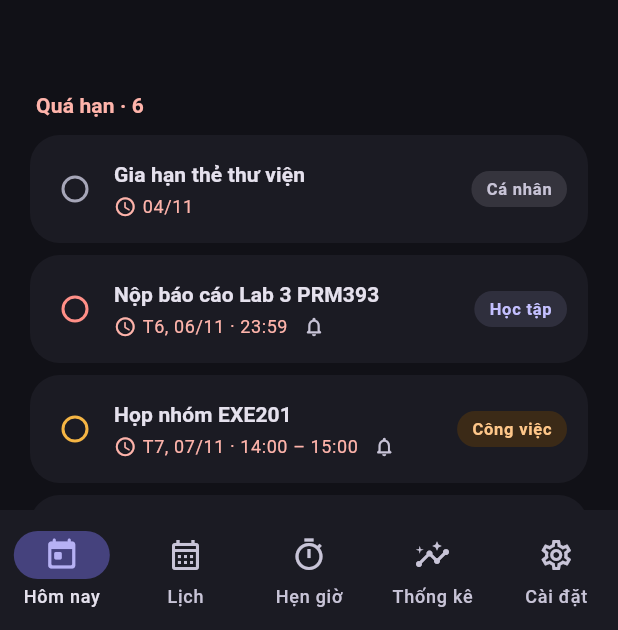
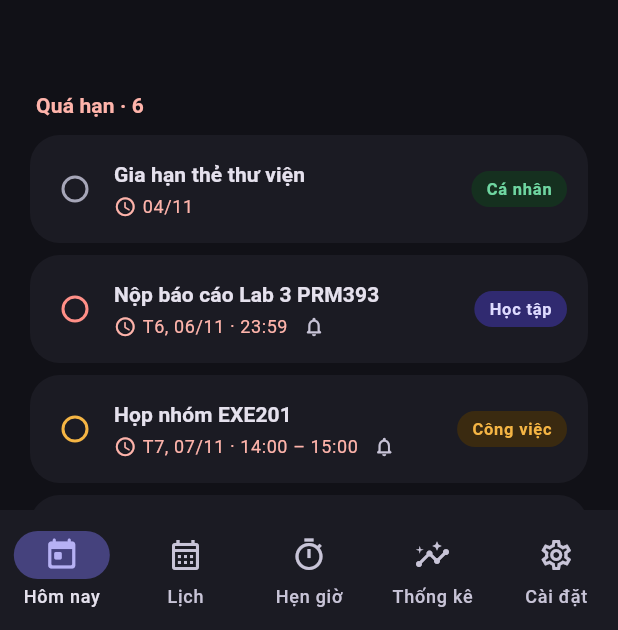
Before and after one commit to CongMinh204/personalApp, a Flutter app: the screen it shows after launch, after a tap on the "dark mode" icon, on a phone screen of 412 x 824 dp, the part 606-1236 px from its top. Run offline on Flutter 3.47's test engine with Material 3 defaults, Android fonts, the phone set to English and light mode, and no system bars.

Commit message:
Chuyển màn Hôm nay từ enum TaskTag sang Tag
TodayScreen nhận danh sách nhãn (tags), lọc theo tagId; TaskTile hiện
badge theo tông màu nhãn; thêm nhanh chọn nhãn từ danh sách và tạo id
bằng newId(). Màu badge lấy từ TaskColors.tag(TagColor) theo mockup.
Xóa lib/models/task.dart và lib/data/sample_tasks.dart cũ; test cũ giữ
nguyên các assert.

Co-Authored-By: Claude Opus 5.5 <noreply@anthropic.com>

```diff
--- a/lib/data/sample_tasks.dart
+++ /dev/null
@@ -1,89 +0,0 @@
-import '../models/task.dart';
-
-/// Dữ liệu mẫu, tính theo ngày của [now].
-List<Task> sampleTasks(DateTime now) {
-  DateTime day(int offset, [int hour = 0, int minute = 0]) =>
-      DateTime(now.year, now.month, now.day + offset, hour, minute);
-
-  return [
-    // Quá hạn
-    Task(
-      id: 'lab3',
-      title: 'Nộp báo cáo Lab 3 PRM393',
-      tag: TaskTag.study,
-      due: day(-1, 23, 59),
-      hasTime: true,
-      priority: Priority.high,
-      reminder: true,
-    ),
-    Task(
-      id: 'library-card',
-      title: 'Gia hạn thẻ thư viện',
-      tag: TaskTag.personal,
-      due: day(-3),
-      priority: Priority.low,
-    ),
-
-    // Hôm nay
-    Task(
-      id: 'exe201',
-      title: 'Họp nhóm EXE201',
-      tag: TaskTag.work,
-      due: day(0, 14),
-      end: day(0, 15),
-      hasTime: true,
-      priority: Priority.medium,
-      reminder: true,
-    ),
-    Task(
-      id: 'pe-flutter',
-      title: 'Ôn tập PE Flutter (form validate)',
-      tag: TaskTag.study,
-      due: day(0, 19, 30),
-      end: day(0, 21),
-      hasTime: true,
-      priority: Priority.high,
-      subtasksDone: 1,
-      subtasksTotal: 3,
-      reminder: true,
-    ),
-    Task(
-      id: 'running',
-      title: 'Chạy bộ 30 phút',
-      tag: TaskTag.health,
-      due: day(0, 6),
-      hasTime: true,
-      priority: Priority.low,
-      done: true,
-      repeat: true,
-    ),
-    Task(
-      id: 'groceries',
-      title: 'Mua sữa và trứng',
-      tag: TaskTag.personal,
-      due: day(0),
-      priority: Priority.low,
-      done: true,
-    ),
-
-    // Sắp tới
-    Task(
-      id: 'midterm',
-      title: 'Thi giữa kỳ PRM393',
-      tag: TaskTag.study,
-      due: day(2, 8),
-      hasTime: true,
-      priority: Priority.high,
-      reminder: true,
-    ),
-    Task(
-      id: 'mom-birthday',
-      title: 'Sinh nhật mẹ',
-      tag: TaskTag.personal,
-      due: day(5),
-      priority: Priority.medium,
-      reminder: true,
-      repeat: true,
-    ),
-  ];
-}
--- a/lib/features/today/task_groups.dart
+++ b/lib/features/today/task_groups.dart
@@ -1,4 +1,4 @@
-import '../../models/task.dart';
+import '../../data/models/task.dart';
 import '../../utils/vi_date.dart';
 
 class TaskGroups {
--- a/lib/features/today/today_screen.dart
+++ b/lib/features/today/today_screen.dart
@@ -1,6 +1,7 @@
 import 'package:flutter/material.dart';
 
-import '../../models/task.dart';
+import '../../data/models/tag.dart';
+import '../../data/models/task.dart';
 import '../../utils/vi_date.dart';
 import 'task_groups.dart';
 import 'widgets/empty_state.dart';
@@ -12,11 +13,15 @@ class TodayScreen extends StatefulWidget {
   const TodayScreen({
     super.key,
     required this.initialTasks,
+    this.tags = const [],
     this.clock = DateTime.now,
     this.onToggleTheme,
   });
 
   final List<Task> initialTasks;
+
+  /// Nhãn để lọc, hiện badge và chọn khi thêm nhanh.
+  final List<Tag> tags;
 
   /// Nguồn thời gian hiện tại; thay bằng giờ cố định khi test.
   final DateTime Function() clock;
@@ -30,7 +35,7 @@ class _TodayScreenState extends State<TodayScreen> {
   // Messenger riêng để SnackBar hiện trong Scaffold này và đẩy FAB lên.
   final _messengerKey = GlobalKey<ScaffoldMessengerState>();
   late final List<Task> _tasks = List.of(widget.initialTasks);
-  TaskTag? _filter;
+  String? _filterTagId;
 
   void _toggleDone(Task task) {
     final index = _tasks.indexWhere((t) => t.id == task.id);
@@ -59,7 +64,11 @@ class _TodayScreenState extends State<TodayScreen> {
   }
 
   Future<void> _openQuickAdd() async {
-    final task = await showQuickAddSheet(context, now: widget.clock());
+    final task = await showQuickAddSheet(
+      context,
+      now: widget.clock(),
+      tags: widget.tags,
+    );
     if (task == null || !mounted) return;
     setState(() => _tasks.add(task));
   }
@@ -75,11 +84,12 @@ class _TodayScreenState extends State<TodayScreen> {
   @override
   Widget build(BuildContext context) {
     final now = widget.clock();
+    final tagById = {for (final tag in widget.tags) tag.id: tag};
     final all = groupTasks(_tasks, now);
-    final filter = _filter;
+    final filter = tagById[_filterTagId];
     final groups = filter == null
         ? all
-        : groupTasks(_tasks.where((t) => t.tag == filter).toList(), now);
+        : groupTasks(_tasks.where((t) => t.tagId == filter.id).toList(), now);
     final scheme = Theme.of(context).colorScheme;
 
     return ScaffoldMessenger(
@@ -105,8 +115,9 @@ class _TodayScreenState extends State<TodayScreen> {
               ),
               SliverToBoxAdapter(
                 child: _TagFilter(
-                  selected: filter,
-                  onSelected: (tag) => setState(() => _filter = tag),
+                  tags: widget.tags,
+                  selected: filter?.id,
+                  onSelected: (id) => setState(() => _filterTagId = id),
                 ),
               ),
               SliverPadding(
@@ -128,6 +139,7 @@ class _TodayScreenState extends State<TodayScreen> {
                   title: 'Quá hạn · ${groups.overdue.length}',
                   color: scheme.error,
                   tasks: groups.overdue,
+                  tagById: tagById,
                   now: now,
                   overdue: true,
                 ),
@@ -135,10 +147,16 @@ class _TodayScreenState extends State<TodayScreen> {
                 ..._section(
                   title: 'Hôm nay · ${groups.today.length}',
                   tasks: groups.today,
+                  tagById: tagById,
                   now: now,
                 ),
               if (groups.upcoming.isNotEmpty)
-                ..._section(title: 'Sắp tới', tasks: groups.upcoming, now: now),
+                ..._section(
+                  title: 'Sắp tới',
+                  tasks: groups.upcoming,
+                  tagById: tagById,
+                  now: now,
+                ),
               if (filter != null &&
                   groups.overdue.isEmpty &&
                   groups.today.isEmpty &&
@@ -147,7 +165,7 @@ class _TodayScreenState extends State<TodayScreen> {
                   padding: const EdgeInsets.fromLTRB(20, 32, 20, 0),
                   sliver: SliverToBoxAdapter(
                     child: Text(
-                      'Chưa có việc nào với nhãn "${filter.label}"',
+                      'Chưa có việc nào với nhãn "${filter.name}"',
                       textAlign: TextAlign.center,
                       style: TextStyle(color: scheme.onSurfaceVariant),
                     ),
@@ -164,6 +182,7 @@ class _TodayScreenState extends State<TodayScreen> {
   List<Widget> _section({
     required String title,
     required List<Task> tasks,
+    required Map<String, Tag> tagById,
     required DateTime now,
     Color? color,
     bool overdue = false,
@@ -186,6 +205,7 @@ class _TodayScreenState extends State<TodayScreen> {
               onDismissed: (_) => _delete(task),
               child: TaskTile(
                 task: task,
+                tag: tagById[task.tagId],
                 now: now,
                 overdue: overdue,
                 onToggle: () => _toggleDone(task),
@@ -274,14 +294,21 @@ class _Header extends StatelessWidget {
 }
 
 class _TagFilter extends StatelessWidget {
-  const _TagFilter({required this.selected, required this.onSelected});
+  const _TagFilter({
+    required this.tags,
+    required this.selected,
+    required this.onSelected,
+  });
 
-  final TaskTag? selected;
-  final ValueChanged<TaskTag?> onSelected;
+  final List<Tag> tags;
+
+  /// Id nhãn đang lọc; `null` = Tất cả.
+  final String? selected;
+  final ValueChanged<String?> onSelected;
 
   @override
   Widget build(BuildContext context) {
-    final options = <TaskTag?>[null, ...TaskTag.values];
+    final options = <Tag?>[null, ...tags];
     return SizedBox(
       height: 40,
       child: ListView.separated(
@@ -292,9 +319,9 @@ class _TagFilter extends StatelessWidget {
         itemBuilder: (context, index) {
           final tag = options[index];
           return ChoiceChip(
-            label: Text(tag?.label ?? 'Tất cả'),
-            selected: selected == tag,
-            onSelected: (_) => onSelected(tag),
+            label: Text(tag?.name ?? 'Tất cả'),
+            selected: selected == tag?.id,
+            onSelected: (_) => onSelected(tag?.id),
           );
         },
       ),
--- a/lib/features/today/widgets/progress_card.dart
+++ b/lib/features/today/widgets/progress_card.dart
@@ -1,6 +1,6 @@
 import 'package:flutter/material.dart';
 
-import '../../../models/task.dart';
+import '../../../data/models/task.dart';
 import '../../../theme/app_theme.dart';
 import '../../../utils/vi_date.dart';
 
--- a/lib/features/today/widgets/quick_add_sheet.dart
+++ b/lib/features/today/widgets/quick_add_sheet.dart
@@ -1,22 +1,29 @@
 import 'package:flutter/material.dart';
 
-import '../../../models/task.dart';
+import '../../../data/ids.dart';
+import '../../../data/models/tag.dart';
+import '../../../data/models/task.dart';
 
 /// Mở sheet thêm nhanh; trả về [Task] mới (hạn hôm nay) hoặc `null` nếu hủy.
-Future<Task?> showQuickAddSheet(BuildContext context, {required DateTime now}) {
+Future<Task?> showQuickAddSheet(
+  BuildContext context, {
+  required DateTime now,
+  required List<Tag> tags,
+}) {
   return showModalBottomSheet<Task>(
     context: context,
     isScrollControlled: true,
     showDragHandle: true,
     useSafeArea: true,
-    builder: (context) => QuickAddSheet(now: now),
+    builder: (context) => QuickAddSheet(now: now, tags: tags),
   );
 }
 
 class QuickAddSheet extends StatefulWidget {
-  const QuickAddSheet({super.key, required this.now});
+  const QuickAddSheet({super.key, required this.now, required this.tags});
 
   final DateTime now;
+  final List<Tag> tags;
 
   @override
   State<QuickAddSheet> createState() => _QuickAddSheetState();
@@ -25,7 +32,7 @@ class QuickAddSheet extends StatefulWidget {
 class _QuickAddSheetState extends State<QuickAddSheet> {
   final _formKey = GlobalKey<FormState>();
   final _titleController = TextEditingController();
-  TaskTag _tag = TaskTag.personal;
+  String? _tagId;
   Priority _priority = Priority.medium;
   TimeOfDay? _time;
 
@@ -50,9 +57,9 @@ class _QuickAddSheetState extends State<QuickAddSheet> {
     final now = widget.now;
     final time = _time;
     final task = Task(
-      id: 'task-${DateTime.now().microsecondsSinceEpoch}',
+      id: newId(),
       title: _titleController.text.trim(),
-      tag: _tag,
+      tagId: _tagId,
       due: DateTime(
         now.year,
         now.month,
@@ -62,6 +69,7 @@ class _QuickAddSheetState extends State<QuickAddSheet> {
       ),
       hasTime: time != null,
       priority: _priority,
+      createdAt: now,
     );
     Navigator.of(context).pop(task);
   }
@@ -105,6 +113,7 @@ class _QuickAddSheetState extends State<QuickAddSheet> {
                   : null,
               onFieldSubmitted: (_) => _save(),
             ),
+            if (widget.tags.isNotEmpty) ...[
               const SizedBox(height: 16),
               Text('Nhãn', style: sectionStyle),
               const SizedBox(height: 8),
@@ -112,14 +121,16 @@ class _QuickAddSheetState extends State<QuickAddSheet> {
                 spacing: 8,
                 runSpacing: 8,
                 children: [
-                for (final tag in TaskTag.values)
+                  for (final tag in widget.tags)
                     ChoiceChip(
-                    label: Text(tag.label),
-                    selected: _tag == tag,
-                    onSelected: (_) => setState(() => _tag = tag),
+                      label: Text(tag.name),
+                      selected: _tagId == tag.id,
+                      onSelected: (selected) =>
+                          setState(() => _tagId = selected ? tag.id : null),
                     ),
                 ],
               ),
+            ],
             const SizedBox(height: 16),
             Text('Ưu tiên', style: sectionStyle),
             const SizedBox(height: 8),
--- a/lib/features/today/widgets/task_tile.dart
+++ b/lib/features/today/widgets/task_tile.dart
@@ -1,6 +1,7 @@
 import 'package:flutter/material.dart';
 
-import '../../../models/task.dart';
+import '../../../data/models/tag.dart';
+import '../../../data/models/task.dart';
 import '../../../theme/app_theme.dart';
 import '../../../utils/vi_date.dart';
 
@@ -8,12 +9,16 @@ class TaskTile extends StatelessWidget {
   const TaskTile({
     super.key,
     required this.task,
+    this.tag,
     required this.now,
     required this.onToggle,
     this.overdue = false,
   });
 
   final Task task;
+
+  /// Nhãn của việc; `null` = Không nhãn (không hiện badge).
+  final Tag? tag;
   final DateTime now;
   final VoidCallback onToggle;
   final bool overdue;
@@ -25,7 +30,7 @@ class TaskTile extends StatelessWidget {
     final colors = TaskColors.of(context);
     final muted = scheme.onSurfaceVariant;
     final priorityColor = colors.priority(task.priority);
-    final (tagBackground, tagForeground) = colors.tag(task.tag, scheme);
+    final tag = this.tag;
 
     return Card(
       child: Padding(
@@ -75,42 +80,51 @@ class TaskTile extends StatelessWidget {
                         label: taskTimeLabel(task, now),
                         color: overdue ? scheme.error : muted,
                       ),
-                      if (task.subtasksTotal > 0)
+                      if (task.subtaskTotal > 0)
                         _Meta(
                           icon: Icons.checklist_rounded,
-                          label: '${task.subtasksDone}/${task.subtasksTotal}',
+                          label: '${task.subtaskDone}/${task.subtaskTotal}',
                           color: muted,
                         ),
-                      if (task.reminder)
+                      if (task.reminderMinutes != null)
                         Icon(
                           Icons.notifications_none_rounded,
                           size: 15,
                           color: muted,
                         ),
-                      if (task.repeat)
+                      if (task.repeatRule != RepeatRule.none)
                         Icon(Icons.repeat_rounded, size: 15, color: muted),
                     ],
                   ),
                 ],
               ),
             ),
-            const SizedBox(width: 8),
-            Container(
-              padding: const EdgeInsets.symmetric(horizontal: 10, vertical: 4),
-              decoration: BoxDecoration(
-                color: tagBackground,
-                borderRadius: BorderRadius.circular(999),
-              ),
-              child: Text(
-                task.tag.label,
-                style: theme.textTheme.labelSmall?.copyWith(
-                  color: tagForeground,
-                  fontWeight: FontWeight.w600,
-                ),
-              ),
-            ),
+            if (tag != null) ...[const SizedBox(width: 8), _TagBadge(tag: tag)],
           ],
         ),
+      ),
+    );
+  }
+}
+
+class _TagBadge extends StatelessWidget {
+  const _TagBadge({required this.tag});
+
+  final Tag tag;
+
+  @override
+  Widget build(BuildContext context) {
+    final (background, foreground) = TaskColors.of(context).tag(tag.color);
+    return Container(
+      padding: const EdgeInsets.symmetric(horizontal: 10, vertical: 4),
+      decoration: BoxDecoration(
+        color: background,
+        borderRadius: BorderRadius.circular(999),
+      ),
+      child: Text(
+        tag.name,
+        style: Theme.of(context).textTheme.labelSmall
+            ?.copyWith(color: foreground, fontWeight: FontWeight.w600),
       ),
     );
   }
--- a/lib/models/task.dart
+++ /dev/null
@@ -1,71 +0,0 @@
-enum Priority {
-  low('Thấp'),
-  medium('Trung bình'),
-  high('Cao');
-
-  const Priority(this.label);
-
-  final String label;
-}
-
-enum TaskTag {
-  study('Học tập'),
-  work('Công việc'),
-  personal('Cá nhân'),
-  health('Sức khỏe');
-
-  const TaskTag(this.label);
-
-  final String label;
-}
-
-class Task {
-  const Task({
-    required this.id,
-    required this.title,
-    required this.tag,
-    this.due,
-    this.end,
-    this.hasTime = false,
-    this.priority = Priority.medium,
-    this.done = false,
-    this.subtasksDone = 0,
-    this.subtasksTotal = 0,
-    this.reminder = false,
-    this.repeat = false,
-  });
-
-  final String id;
-  final String title;
-  final TaskTag tag;
-
-  /// Ngày (và giờ bắt đầu nếu [hasTime]) của việc. `null` = không có ngày.
-  final DateTime? due;
-
-  /// Giờ kết thúc, chỉ dùng khi [hasTime].
-  final DateTime? end;
-  final bool hasTime;
-  final Priority priority;
-  final bool done;
-  final int subtasksDone;
-  final int subtasksTotal;
-  final bool reminder;
-  final bool repeat;
-
-  Task copyWith({bool? done}) {
-    return Task(
-      id: id,
-      title: title,
-      tag: tag,
-      due: due,
-      end: end,
-      hasTime: hasTime,
-      priority: priority,
-      done: done ?? this.done,
-      subtasksDone: subtasksDone,
-      subtasksTotal: subtasksTotal,
-      reminder: reminder,
-      repeat: repeat,
-    );
-  }
-}
--- a/lib/screens/home_shell.dart
+++ b/lib/screens/home_shell.dart
@@ -1,6 +1,7 @@
 import 'package:flutter/material.dart';
 
-import '../data/sample_tasks.dart';
+import '../data/default_tags.dart';
+import '../data/fake/sample_data.dart';
 import '../features/today/today_screen.dart';
 
 class HomeShell extends StatefulWidget {
@@ -24,6 +25,7 @@ class _HomeShellState extends State<HomeShell> {
         children: [
           TodayScreen(
             initialTasks: _initialTasks,
+            tags: defaultTags,
             onToggleTheme: widget.onToggleTheme,
           ),
           const _ComingSoon(title: 'Lịch', icon: Icons.calendar_month_rounded),
--- a/lib/theme/app_theme.dart
+++ b/lib/theme/app_theme.dart
@@ -1,6 +1,7 @@
 import 'package:flutter/material.dart';
 
-import '../models/task.dart';
+import '../data/models/tag.dart';
+import '../data/models/task.dart';
 
 class AppTheme {
   AppTheme._();
@@ -88,49 +89,57 @@ class AppTheme {
   }
 }
 
-/// Màu riêng của app: màu ưu tiên và màu nền/chữ của nhãn.
+/// Màu riêng của app: màu ưu tiên, thẻ "Xong hết" và các tông màu nhãn.
 @immutable
 class TaskColors extends ThemeExtension<TaskColors> {
   const TaskColors({
     required this.high,
     required this.medium,
     required this.low,
-    required this.orange,
-    required this.onOrange,
     required this.green,
     required this.onGreen,
+    required this.tagTones,
   });
 
   final Color high;
   final Color medium;
   final Color low;
 
-  /// Cam nhạt (nền nhãn) và màu chữ đi kèm.
-  final Color orange;
-  final Color onOrange;
-
-  /// Xanh lá nhạt (nền nhãn, thẻ "Xong hết") và màu chữ đi kèm.
+  /// Xanh lá nhạt (thẻ "Xong hết") và màu chữ đi kèm.
   final Color green;
   final Color onGreen;
+
+  /// (nền, chữ) của từng tông màu nhãn. Tông cố định, không đổi theo màu nhấn.
+  final Map<TagColor, (Color, Color)> tagTones;
 
   static const light = TaskColors(
     high: Color(0xFFC2302B),
     medium: Color(0xFFA35A00),
     low: Color(0xFF5D5D70),
-    orange: Color(0xFFFFE9D2),
-    onOrange: Color(0xFF8A4500),
     green: Color(0xFFDDF4E3),
     onGreen: Color(0xFF1C6B36),
+    tagTones: {
+      TagColor.violet: (Color(0xFFE8E6FF), Color(0xFF2B2199)),
+      TagColor.orange: (Color(0xFFFFF1DB), Color(0xFFA35A00)),
+      TagColor.green: (Color(0xFFE1F4EA), Color(0xFF23774F)),
+      TagColor.red: (Color(0xFFFDE8E7), Color(0xFFC2302B)),
+      TagColor.grey: (Color(0xFFEEEDF7), Color(0xFF1A1A24)),
+    },
   );
 
   static const dark = TaskColors(
     high: Color(0xFFFF8F87),
     medium: Color(0xFFF5B544),
     low: Color(0xFFA6A6B8),
-    orange: Color(0xFF3B2A17),
-    onOrange: Color(0xFFFFC78A),
     green: Color(0xFF16301F),
     onGreen: Color(0xFF8FDCA6),
+    tagTones: {
+      TagColor.violet: (Color(0xFF302A70), Color(0xFFDEDBFF)),
+      TagColor.orange: (Color(0xFF3A2A10), Color(0xFFF5B544)),
+      TagColor.green: (Color(0xFF15301F), Color(0xFF6FD6A1)),
+      TagColor.red: (Color(0xFF3D1C1B), Color(0xFFFF8F87)),
+      TagColor.grey: (Color(0xFF25252F), Color(0xFFECECF4)),
+    },
   );
 
   static TaskColors of(BuildContext context) {
@@ -145,35 +154,25 @@ class TaskColors extends ThemeExtension<TaskColors> {
     Priority.low => low,
   };
 
-  /// (nền, chữ) của badge nhãn.
-  (Color, Color) tag(TaskTag tag, ColorScheme scheme) => switch (tag) {
-    TaskTag.study => (scheme.primary.withValues(alpha: 0.12), scheme.primary),
-    TaskTag.work => (orange, onOrange),
-    TaskTag.health => (green, onGreen),
-    TaskTag.personal => (
-      scheme.surfaceContainerHighest,
-      scheme.onSurfaceVariant,
-    ),
-  };
+  /// (nền, chữ) của badge nhãn có tông [color].
+  (Color, Color) tag(TagColor color) => tagTones[color]!;
 
   @override
   TaskColors copyWith({
     Color? high,
     Color? medium,
     Color? low,
-    Color? orange,
-    Color? onOrange,
     Color? green,
     Color? onGreen,
+    Map<TagColor, (Color, Color)>? tagTones,
   }) {
     return TaskColors(
       high: high ?? this.high,
       medium: medium ?? this.medium,
       low: low ?? this.low,
-      orange: orange ?? this.orange,
-      onOrange: onOrange ?? this.onOrange,
       green: green ?? this.green,
       onGreen: onGreen ?? this.onGreen,
+      tagTones: tagTones ?? this.tagTones,
     );
   }
 
@@ -184,10 +183,15 @@ class TaskColors extends ThemeExtension<TaskColors> {
       high: Color.lerp(high, other.high, t)!,
       medium: Color.lerp(medium, other.medium, t)!,
       low: Color.lerp(low, other.low, t)!,
-      orange: Color.lerp(orange, other.orange, t)!,
-      onOrange: Color.lerp(onOrange, other.onOrange, t)!,
       green: Color.lerp(green, other.green, t)!,
       onGreen: Color.lerp(onGreen, other.onGreen, t)!,
+      tagTones: {
+        for (final color in TagColor.values)
+          color: (
+            Color.lerp(tag(color).$1, other.tag(color).$1, t)!,
+            Color.lerp(tag(color).$2, other.tag(color).$2, t)!,
+          ),
+      },
     );
   }
 }
--- a/lib/utils/vi_date.dart
+++ b/lib/utils/vi_date.dart
@@ -1,4 +1,4 @@
-import '../models/task.dart';
+import '../data/models/task.dart';
 
 const _weekdays = [
   'Thứ Hai',
```
Also changed, not shown: 2 other files. Lines whose indentation alone changed are shown as unchanged.
